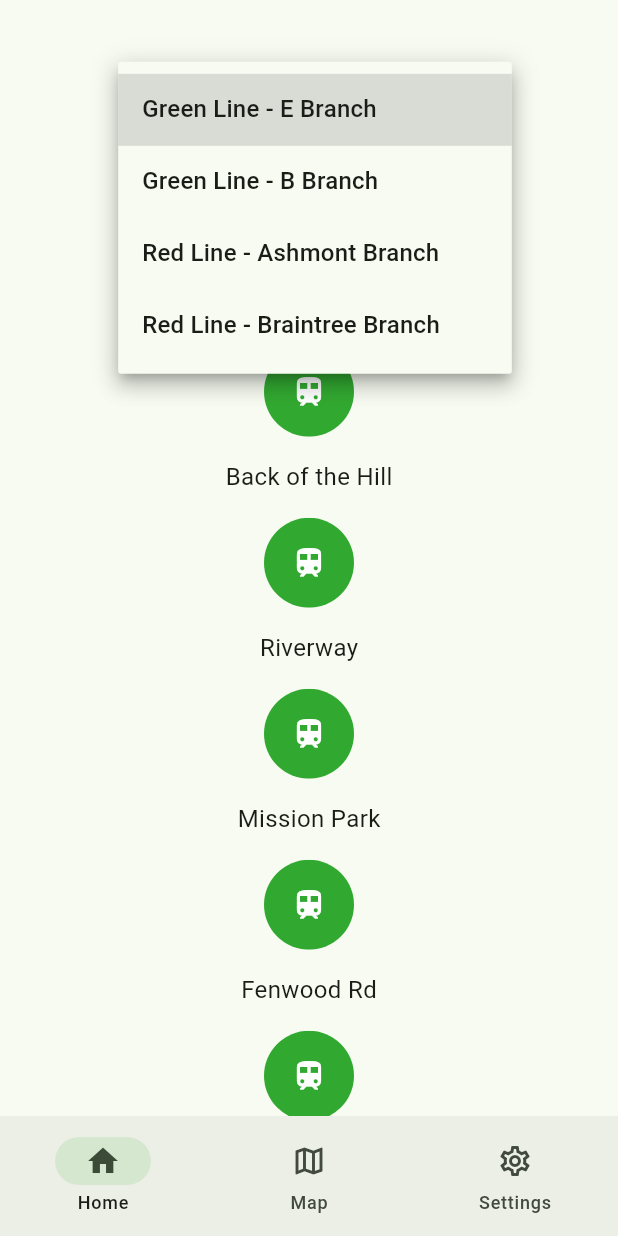
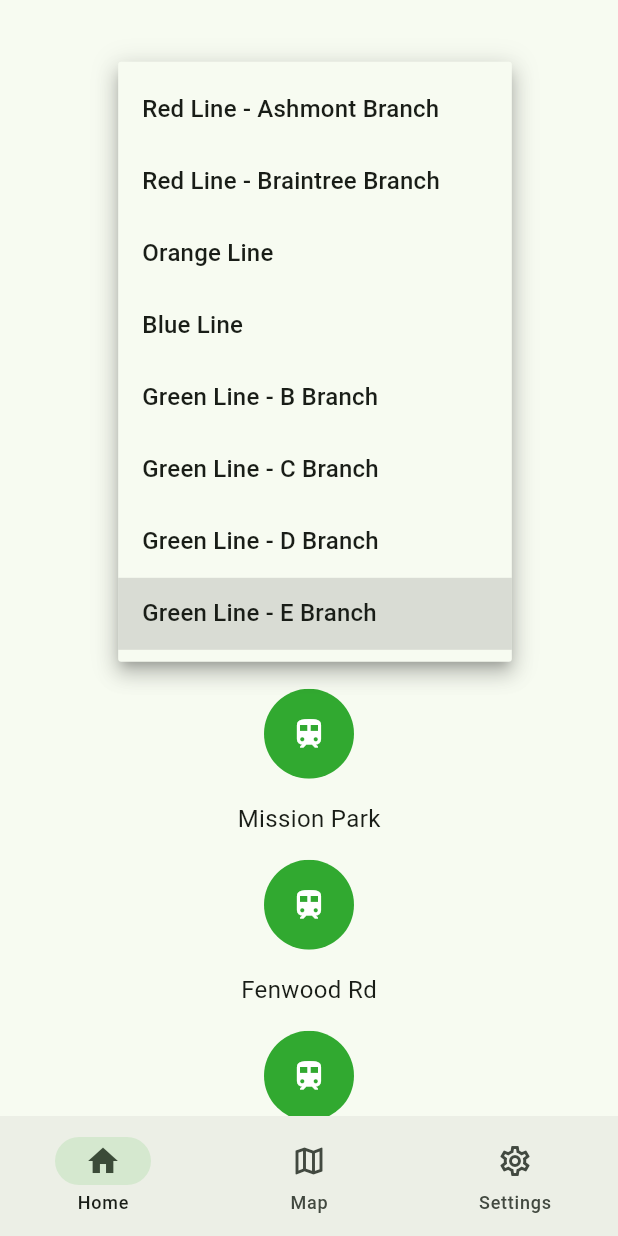
Before and after one commit to eric-livezey/nextt_app, a Flutter app: the screen it shows after launch, after a tap on "Green Line - E Branch", on a phone screen of 412 x 824 dp. Run offline on Flutter 3.47's test engine with Material 3 defaults, Android fonts, the phone set to English and light mode, and no system bars; our stand-ins replace google_maps_flutter; missing offline and left inert: google_maps_flutter_android, google_maps_flutter_platform_interface; network calls fail.

Commit message:
Added remaining subway lines for stops view

```diff
--- a/lib/pages/home.dart
+++ b/lib/pages/home.dart
@@ -31,6 +31,18 @@ class _HomeScreenState extends State<HomeScreen> {
       } else if (value == 'Green B') {
         lineColor = const Color.fromARGB(204, 0, 149, 0);
         currentStops = greenBStops;
+      } else if (value == 'Green C') {
+        currentStops = greenCStops;
+        lineColor = const Color.fromARGB(204, 0, 149, 0);
+      } else if (value == 'Green D') {
+        currentStops = greenDStops;
+        lineColor = const Color.fromARGB(204, 0, 149, 0);
+      } else if (value == 'Orange') {
+        currentStops = orangeStops;
+        lineColor = const Color.fromARGB(204, 255, 153, 0);
+      } else if (value == 'Blue') {
+        currentStops = blueStops;
+        lineColor = const Color.fromARGB(204, 0, 0, 255);
       } else if (value == 'Red Ashmont') {
         currentStops = redLineAshmontStops;
         lineColor = const Color.fromARGB(204, 255, 0, 0);
@@ -38,7 +50,6 @@ class _HomeScreenState extends State<HomeScreen> {
         currentStops = redLineBraintreeStops;
         lineColor = const Color.fromARGB(204, 255, 0, 0);
       }
-      // ADD MORE LINES AS BUILDING
     });
   }
 
@@ -54,10 +65,14 @@ class _HomeScreenState extends State<HomeScreen> {
             DropdownButton<String>(
               value: selectedLine,
               items: const [
-                DropdownMenuItem(value: 'Green E', child: Text('Green Line - E Branch')),
-                DropdownMenuItem(value: 'Green B', child: Text('Green Line - B Branch')),
                 DropdownMenuItem(value: 'Red Ashmont', child: Text('Red Line - Ashmont Branch')),
                 DropdownMenuItem(value: 'Red Braintree', child: Text('Red Line - Braintree Branch')),
+                DropdownMenuItem(value: 'Orange', child: Text('Orange Line')),
+                DropdownMenuItem(value: 'Blue', child: Text('Blue Line')),
+                DropdownMenuItem(value: 'Green B', child: Text('Green Line - B Branch')),
+                DropdownMenuItem(value: 'Green C', child: Text('Green Line - C Branch')),
+                DropdownMenuItem(value: 'Green D', child: Text('Green Line - D Branch')),
+                DropdownMenuItem(value: 'Green E', child: Text('Green Line - E Branch')),
               ],
               onChanged: _onLineChanged,
             ),
@@ -102,6 +117,7 @@ class _HomeScreenState extends State<HomeScreen> {
                                 content: Column(
                                   children: [
                                     SizedBox(height: 16),
+                                    // API BACK END CONNECTION BELONGS HERE
                                     const Text('Next Trains:', style: TextStyle(fontSize: 16, fontWeight: FontWeight.bold)),
                                     const Text('Medford Tufts: 5 min'),
                                     const Text('Heath Street: 3 min'),
--- a/lib/t_stops.dart
+++ b/lib/t_stops.dart
@@ -31,6 +31,59 @@ final List<TrainStop> greenBStops = [
   TrainStop('Government Center'),
 ];
 
+// GREEN C Line Stops
+final List<TrainStop> greenCStops = [
+  TrainStop('Cleveland Circle'),
+  TrainStop('Englewood Avenue'),
+  TrainStop('Dean Road'),
+  TrainStop('Tappan Street'),
+  TrainStop('Washington Square'),
+  TrainStop('Fairbanks Street'),
+  TrainStop('Summit Avenue'),
+  TrainStop('Coolidge Corner'),
+  TrainStop('Saint Paul Street'),
+  TrainStop('Kent Street'),
+  TrainStop('Hawes Street'),
+  TrainStop('Saint Mary’s Street'),
+  TrainStop('Kenmore'),
+  TrainStop('Hynes Convention Center'),
+  TrainStop('Copley'),
+  TrainStop('Arlington'),
+  TrainStop('Boylston'),
+  TrainStop('Park Street'),
+  TrainStop('Government Center'),
+];
+
+// GREEN D Line Stops
+final List<TrainStop> greenDStops = [
+  TrainStop('Riverside'),
+  TrainStop('Woodland'),
+  TrainStop('Waban'),
+  TrainStop('Eliot'),
+  TrainStop('Newton Highlands'),
+  TrainStop('Newton Centre'),
+  TrainStop('Chestnut Hill'),
+  TrainStop('Reservoir'),
+  TrainStop('Beaconsfield'),
+  TrainStop('Brookline Hills'),
+  TrainStop('Brookline Village'),
+  TrainStop('Longwood'),
+  TrainStop('Fenway'),
+  TrainStop('Kenmore'),
+  TrainStop('Hynes Convention Center'),
+  TrainStop('Copley'),
+  TrainStop('Arlington'),
+  TrainStop('Boylston'),
+  TrainStop('Park Street'),
+  TrainStop('Government Center'),
+  TrainStop('Haymarket'),
+  TrainStop('North Station'),
+  TrainStop('Science Park/West End'),
+  TrainStop('Lechmere'),
+  TrainStop('Union Square'),
+];
+
+
 // GREEN E Line stops
 final List<TrainStop> greenEStops = [
   TrainStop('Heath Street'),
@@ -52,6 +105,48 @@ final List<TrainStop> greenEStops = [
   TrainStop('Haymarket'),
   TrainStop('North Station'),
 ];
+
+// Orange Line Stops
+final List<TrainStop> orangeStops = [
+  TrainStop('Oak Grove'),
+  TrainStop('Malden Center'),
+  TrainStop('Wellington'),
+  TrainStop('Assembly'),
+  TrainStop('Sullivan Square'),
+  TrainStop('Community College'),
+  TrainStop('North Station'),
+  TrainStop('Haymarket'),
+  TrainStop('State Street'),
+  TrainStop('Downtown Crossing'),
+  TrainStop('Chinatown'),
+  TrainStop('Tufts Medical Center'),
+  TrainStop('Back Bay'),
+  TrainStop('Massachusetts Avenue'),
+  TrainStop('Ruggles'),
+  TrainStop('Roxbury Crossing'),
+  TrainStop('Jackson Square'),
+  TrainStop('Stony Brook'),
+  TrainStop('Green Street'),
+  TrainStop('Forest Hills'),
+];
+
+
+// Blue Line Stops
+final List<TrainStop> blueStops = [
+  TrainStop('Bowdoin'),
+  TrainStop('Government Center'),
+  TrainStop('State'),
+  TrainStop('Aquarium'),
+  TrainStop('Maverick'),
+  TrainStop('Airport'),
+  TrainStop('Wood Island'),
+  TrainStop('Orient Heights'),
+  TrainStop('Suffolk Downs'),
+  TrainStop('Beachmont'),
+  TrainStop('Revere Beach'),
+  TrainStop('Wonderland'),
+];
+
 
 // RED Ashmont stops
 final List<TrainStop> redLineAshmontStops = [
@@ -95,5 +190,3 @@ final List<TrainStop> redLineBraintreeStops = [
   TrainStop('Quincy Adams'),
   TrainStop('Braintree'),
 ];
-
-// comments
```
